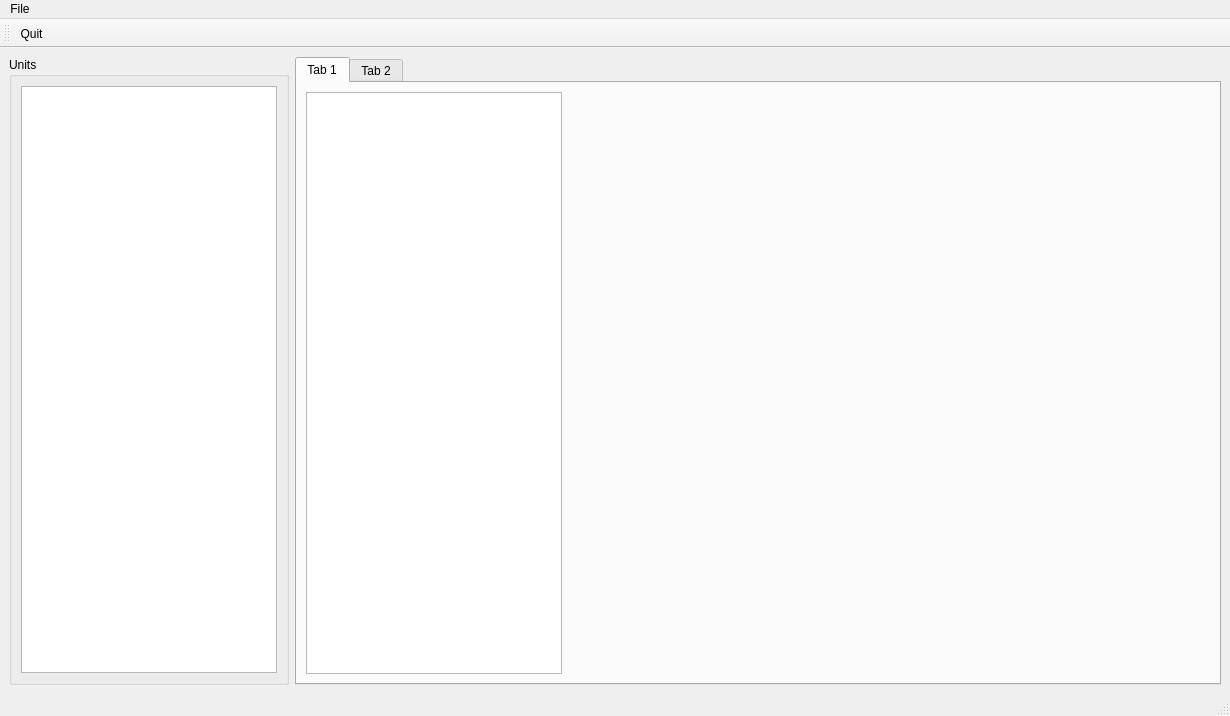
Qt form manor.ui (cdock1029/manor) before a commit.
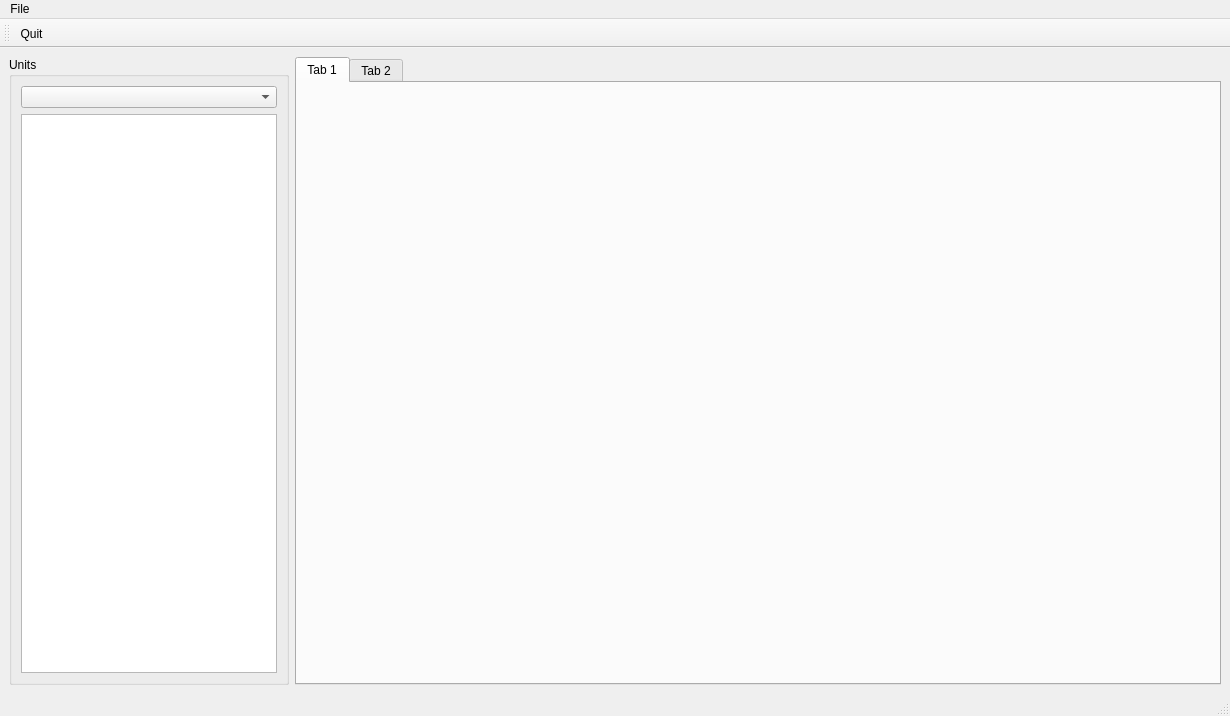
The same form after that commit. Icons and pictures are not drawn.

Commit message: unit added to property with some uniqueness handling WIP

```diff
--- a/manor.ui
+++ b/manor.ui
@@ -20,11 +20,18 @@
       <property name="title">
        <string>Units</string>
       </property>
-      <layout class="QGridLayout" name="gridLayout_2">
-       <item row="0" column="0">
-        <widget class="QListView" name="propertiesListView">
+      <layout class="QVBoxLayout" name="verticalLayout">
+       <item>
+        <widget class="QComboBox" name="properties_combo">
+         <property name="placeholderText">
+          <string/>
+         </property>
+        </widget>
+       </item>
+       <item>
+        <widget class="QListView" name="units_list_view">
          <property name="sizePolicy">
-          <sizepolicy hsizetype="Fixed" vsizetype="Expanding">
+          <sizepolicy hsizetype="Maximum" vsizetype="Expanding">
            <horstretch>0</horstretch>
            <verstretch>0</verstretch>
           </sizepolicy>
@@ -58,31 +65,6 @@
        <attribute name="title">
         <string>Tab 1</string>
        </attribute>
-       <layout class="QHBoxLayout" name="horizontalLayout_2">
-        <item>
-         <widget class="QListView" name="tab_1_list_view">
-          <property name="sizePolicy">
-           <sizepolicy hsizetype="Maximum" vsizetype="Expanding">
-            <horstretch>0</horstretch>
-            <verstretch>0</verstretch>
-           </sizepolicy>
-          </property>
-         </widget>
-        </item>
-        <item>
-         <spacer name="horizontalSpacer">
-          <property name="orientation">
-           <enum>Qt::Horizontal</enum>
-          </property>
-          <property name="sizeHint" stdset="0">
-           <size>
-            <width>639</width>
-            <height>20</height>
-           </size>
-          </property>
-         </spacer>
-        </item>
-       </layout>
       </widget>
       <widget class="QWidget" name="tab_2">
        <attribute name="title">
```
Left out of the diff: 13 changed lines with no effect on the pictures. The commit also changes 6 other files.
